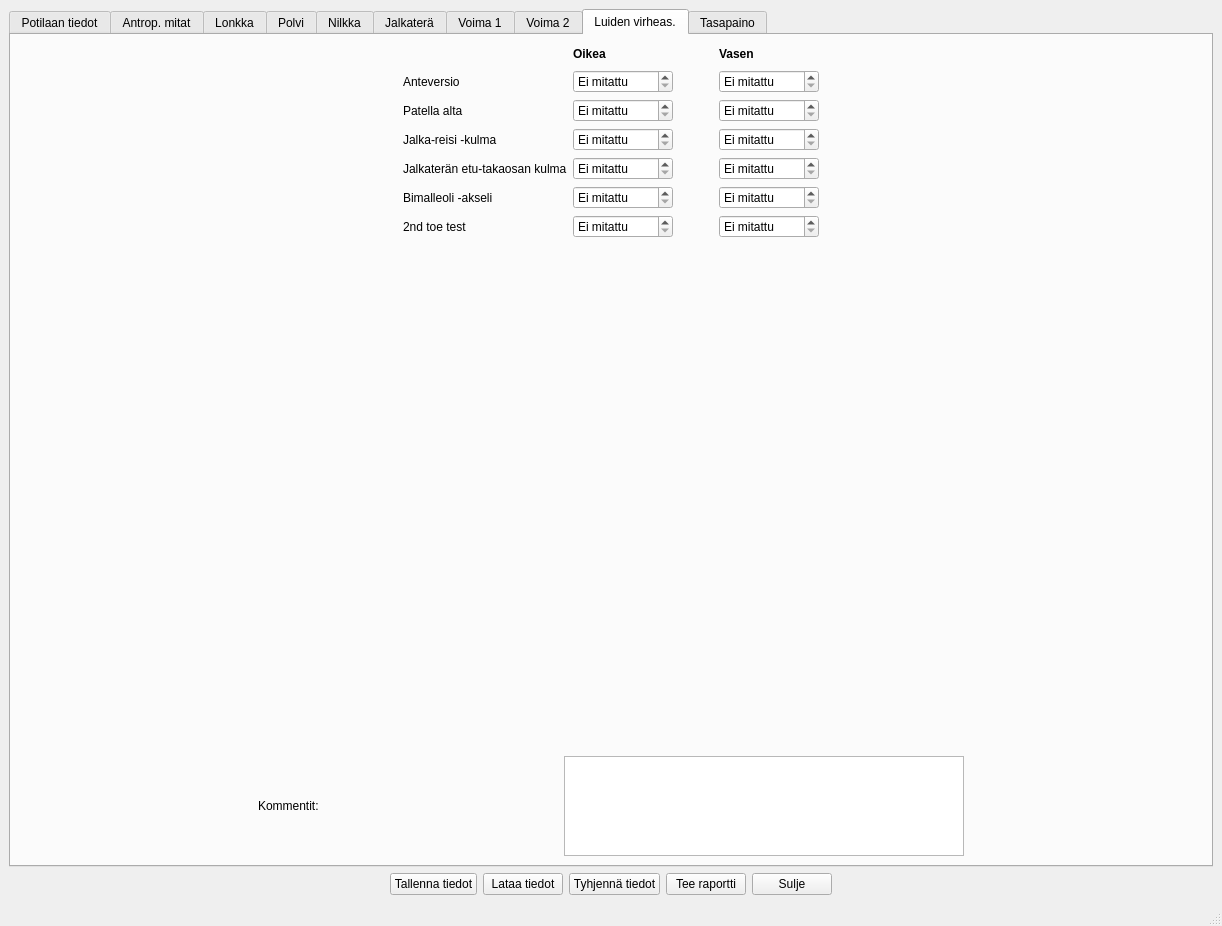
jjnurminen/liikelaaj, file tabbed_design.ui: the form before one commit.
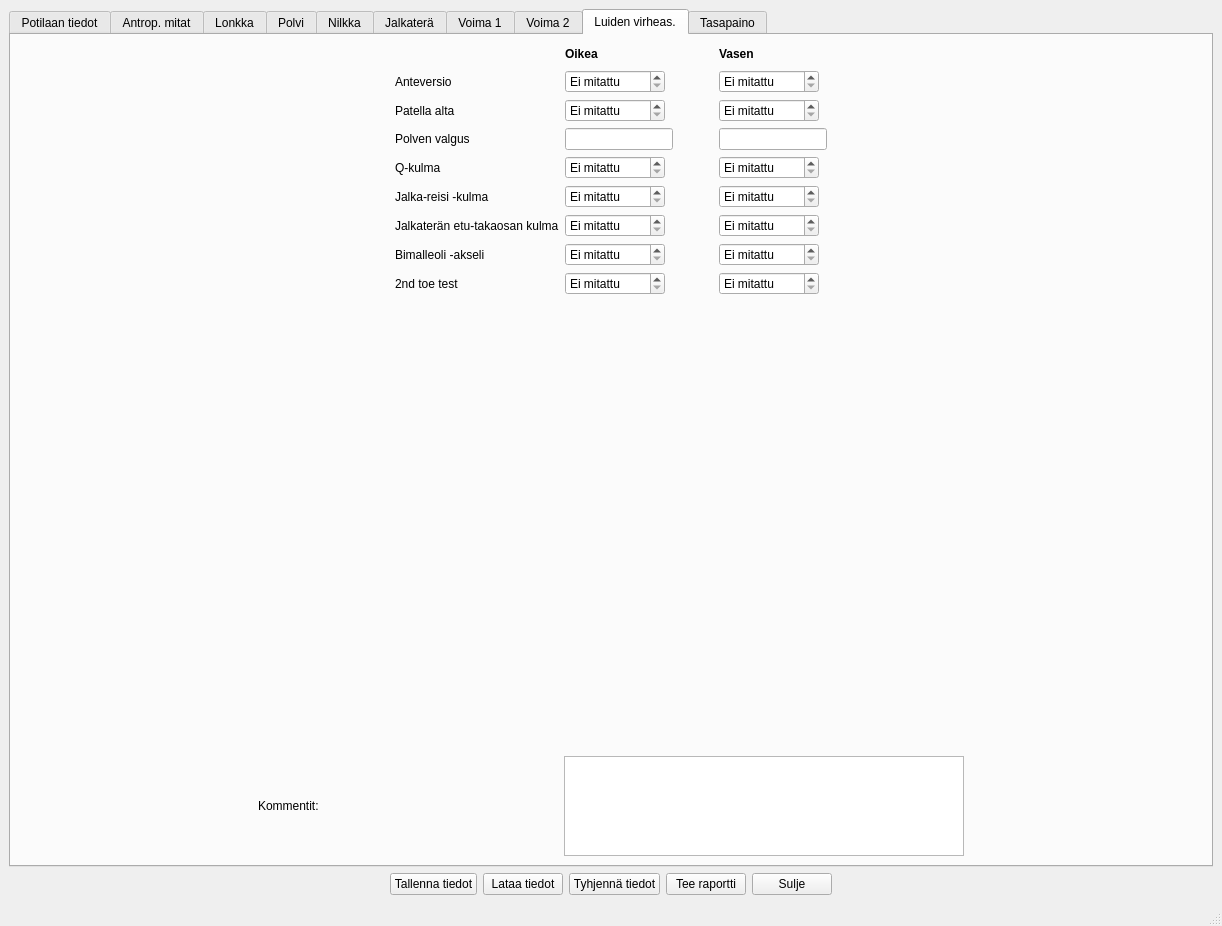
The form after the commit. The open tabs and pages were chosen to show the change. Custom widgets are drawn as their Qt base class.

Commit message: qkulma yms

```diff
--- a/tabbed_design.ui
+++ b/tabbed_design.ui
@@ -11470,7 +11470,41 @@
        <layout class="QVBoxLayout" name="verticalLayout_10">
         <item>
          <layout class="QGridLayout" name="gridLayout_12">
-          <item row="8" column="1">
+          <item row="8" column="4">
+           <widget class="QSpinBox" name="spVirheasJalkaReisiVas">
+            <property name="sizePolicy">
+             <sizepolicy hsizetype="Fixed" vsizetype="Fixed">
+              <horstretch>0</horstretch>
+              <verstretch>0</verstretch>
+             </sizepolicy>
+            </property>
+            <property name="minimumSize">
+             <size>
+              <width>100</width>
+              <height>0</height>
+             </size>
+            </property>
+            <property name="specialValueText">
+             <string extracomment="Ei mitattu">Ei mitattu</string>
+            </property>
+            <property name="suffix">
+             <string>°</string>
+            </property>
+            <property name="prefix">
+             <string/>
+            </property>
+            <property name="minimum">
+             <number>-181</number>
+            </property>
+            <property name="maximum">
+             <number>180</number>
+            </property>
+            <property name="value">
+             <number>-181</number>
+            </property>
+           </widget>
+          </item>
+          <item row="10" column="1">
            <widget class="QLabel" name="label_252">
             <property name="text">
              <string>Bimalleoli -akseli</string>
@@ -11490,7 +11524,7 @@
             </property>
            </spacer>
           </item>
-          <item row="8" column="4">
+          <item row="10" column="4">
            <widget class="QSpinBox" name="spVirheasBimalleoliVas">
             <property name="sizePolicy">
              <sizepolicy hsizetype="Fixed" vsizetype="Fixed">
@@ -11524,28 +11558,28 @@
             </property>
            </widget>
           </item>
-          <item row="7" column="1">
+          <item row="9" column="1">
            <widget class="QLabel" name="label_20">
             <property name="text">
              <string>Jalkaterän etu-takaosan kulma</string>
             </property>
            </widget>
           </item>
-          <item row="9" column="1">
+          <item row="11" column="1">
            <widget class="QLabel" name="label_245">
             <property name="text">
              <string>2nd toe test</string>
             </property>
            </widget>
           </item>
-          <item row="6" column="1">
+          <item row="8" column="1">
            <widget class="QLabel" name="label_254">
             <property name="text">
              <string>Jalka-reisi -kulma</string>
             </property>
            </widget>
           </item>
-          <item row="7" column="2">
+          <item row="9" column="2">
            <widget class="QSpinBox" name="spVirheasJalkateraEtuTakaOik">
             <property name="sizePolicy">
              <sizepolicy hsizetype="Fixed" vsizetype="Fixed">
@@ -11660,7 +11694,7 @@
             </property>
            </widget>
           </item>
-          <item row="8" column="2">
+          <item row="10" column="2">
            <widget class="QSpinBox" name="spVirheasBimalleoliOik">
             <property name="sizePolicy">
              <sizepolicy hsizetype="Fixed" vsizetype="Fixed">
@@ -11694,7 +11728,7 @@
             </property>
            </widget>
           </item>
-          <item row="9" column="4">
+          <item row="11" column="4">
            <widget class="QSpinBox" name="spVirheas2ndtoeVas">
             <property name="sizePolicy">
              <sizepolicy hsizetype="Fixed" vsizetype="Fixed">
@@ -11728,7 +11762,7 @@
             </property>
            </widget>
           </item>
-          <item row="6" column="2">
+          <item row="8" column="2">
            <widget class="QSpinBox" name="spVirheasJalkaReisiOik">
             <property name="sizePolicy">
              <sizepolicy hsizetype="Fixed" vsizetype="Fixed">
@@ -11762,7 +11796,7 @@
             </property>
            </widget>
           </item>
-          <item row="7" column="4">
+          <item row="9" column="4">
            <widget class="QSpinBox" name="spVirheasJalkateraEtuTakaVas">
             <property name="sizePolicy">
              <sizepolicy hsizetype="Fixed" vsizetype="Fixed">
@@ -11850,40 +11884,6 @@
             </property>
            </widget>
           </item>
-          <item row="6" column="4">
-           <widget class="QSpinBox" name="spVirheasJalkaReisiVas">
-            <property name="sizePolicy">
-             <sizepolicy hsizetype="Fixed" vsizetype="Fixed">
-              <horstretch>0</horstretch>
-              <verstretch>0</verstretch>
-             </sizepolicy>
-            </property>
-            <property name="minimumSize">
-             <size>
-              <width>100</width>
-              <height>0</height>
-             </size>
-            </property>
-            <property name="specialValueText">
-             <string extracomment="Ei mitattu">Ei mitattu</string>
-            </property>
-            <property name="suffix">
-             <string>°</string>
-            </property>
-            <property name="prefix">
-             <string/>
-            </property>
-            <property name="minimum">
-             <number>-181</number>
-            </property>
-            <property name="maximum">
-             <number>180</number>
-            </property>
-            <property name="value">
-             <number>-181</number>
-            </property>
-           </widget>
-          </item>
           <item row="3" column="4">
            <widget class="QSpinBox" name="spVirheasAnteversioVas">
             <property name="sizePolicy">
@@ -11918,7 +11918,7 @@
             </property>
            </widget>
           </item>
-          <item row="9" column="2">
+          <item row="11" column="2">
            <widget class="QSpinBox" name="spVirheas2ndtoeOik">
             <property name="sizePolicy">
              <sizepolicy hsizetype="Fixed" vsizetype="Fixed">
@@ -11959,7 +11959,7 @@
             </property>
            </widget>
           </item>
-          <item row="6" column="0">
+          <item row="8" column="0">
            <spacer name="horizontalSpacer_56">
             <property name="orientation">
              <enum>Qt::Horizontal</enum>
@@ -11988,6 +11988,108 @@
             </property>
            </spacer>
           </item>
+          <item row="6" column="4">
+           <widget class="QLineEdit" name="lnPolvenValgusVas">
+            <property name="sizePolicy">
+             <sizepolicy hsizetype="Fixed" vsizetype="Fixed">
+              <horstretch>0</horstretch>
+              <verstretch>0</verstretch>
+             </sizepolicy>
+            </property>
+           </widget>
+          </item>
+          <item row="6" column="1">
+           <widget class="QLabel" name="label_261">
+            <property name="text">
+             <string>Polven valgus</string>
+            </property>
+           </widget>
+          </item>
+          <item row="6" column="2">
+           <widget class="QLineEdit" name="lnPolvenValgusOik">
+            <property name="sizePolicy">
+             <sizepolicy hsizetype="Fixed" vsizetype="Fixed">
+              <horstretch>0</horstretch>
+              <verstretch>0</verstretch>
+             </sizepolicy>
+            </property>
+           </widget>
+          </item>
+          <item row="7" column="1">
+           <widget class="QLabel" name="label_272">
+            <property name="text">
+             <string>Q-kulma</string>
+            </property>
+           </widget>
+          </item>
+          <item row="7" column="2">
+           <widget class="QSpinBox" name="spQkulmaOik">
+            <property name="sizePolicy">
+             <sizepolicy hsizetype="Fixed" vsizetype="Fixed">
+              <horstretch>0</horstretch>
+              <verstretch>0</verstretch>
+             </sizepolicy>
+            </property>
+            <property name="minimumSize">
+             <size>
+              <width>100</width>
+              <height>0</height>
+             </size>
+            </property>
+            <property name="specialValueText">
+             <string extracomment="Ei mitattu">Ei mitattu</string>
+            </property>
+            <property name="suffix">
+             <string>°</string>
+            </property>
+            <property name="prefix">
+             <string/>
+            </property>
+            <property name="minimum">
+             <number>-181</number>
+            </property>
+            <property name="maximum">
+             <number>180</number>
+            </property>
+            <property name="value">
+             <number>-181</number>
+            </property>
+           </widget>
+          </item>
+          <item row="7" column="4">
+           <widget class="QSpinBox" name="spQkulmaVas">
+            <property name="sizePolicy">
+             <sizepolicy hsizetype="Fixed" vsizetype="Fixed">
+              <horstretch>0</horstretch>
+              <verstretch>0</verstretch>
+             </sizepolicy>
+            </property>
+            <property name="minimumSize">
+             <size>
+              <width>100</width>
+              <height>0</height>
+             </size>
+            </property>
+            <property name="specialValueText">
+             <string extracomment="Ei mitattu">Ei mitattu</string>
+            </property>
+            <property name="suffix">
+             <string>°</string>
+            </property>
+            <property name="prefix">
+             <string/>
+            </property>
+            <property name="minimum">
+             <number>-181</number>
+            </property>
+            <property name="maximum">
+             <number>180</number>
+            </property>
+            <property name="value">
+             <number>-181</number>
+            </property>
+           </widget>
+          </item>
          </layout>
         </item>
         <item>
```
Left out of the diff: 20 changed lines with no effect on the pictures.
